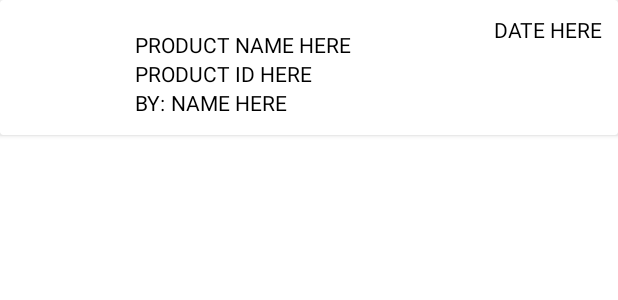
After one commit to johnvillar41/BGC-Mobile-Development, an Android app: the layout custom_adapter_sales_transactions.xml on its own in the app's theme, with its tools: preview values and no code run, on a phone screen of 412 x 824 dp. The commit adds this screen. Shown: the top 300 px of the screen. Run offline under Robolectric (Android 15) with nearby library versions, the phone set to English and light mode, and no system bars.

Commit message:
Added RecyclerView for Sales list of transactions

```diff
--- a/app/src/main/java/emp/project/softwareengineerproject/Model/InventoryModel.java
+++ b/app/src/main/java/emp/project/softwareengineerproject/Model/InventoryModel.java
@@ -159,6 +159,7 @@ public class InventoryModel implements Serializable {
     long newPrice;
     private String total_number_of_products;
 
+
     public long getNewPrice() {
         return newPrice;
     }
--- a/app/src/main/java/emp/project/softwareengineerproject/Presenter/SalesPresenter/SalesPresenter.java
+++ b/app/src/main/java/emp/project/softwareengineerproject/Presenter/SalesPresenter/SalesPresenter.java
@@ -87,8 +87,8 @@ public class SalesPresenter implements ISales.ISalesPresenter {
             Statement statement = connection.createStatement();
             ResultSet resultSet = statement.executeQuery(sql);
             while (resultSet.next()) {
-                model = new SalesModel(resultSet.getString(1), resultSet.getBlob(2), resultSet.getString(3),
-                        resultSet.getLong(4), resultSet.getString(5), resultSet.getString(6), resultSet.getString(7));
+                model = new SalesModel(resultSet.getString(1),  resultSet.getString(2),resultSet.getBlob(3), resultSet.getLong(4),
+                        resultSet.getString(5), resultSet.getString(6), resultSet.getString(7));
                 list.add(model);
             }
             return list;
--- a/app/src/main/java/emp/project/softwareengineerproject/View/NotificationView/NotificationRecyclerView.java
+++ b/app/src/main/java/emp/project/softwareengineerproject/View/NotificationView/NotificationRecyclerView.java
@@ -52,8 +52,10 @@ public class NotificationRecyclerView extends RecyclerView.Adapter<NotificationR
                 Glide.with(context).load(R.drawable.update_logo).apply(new RequestOptions().diskCacheStrategy(DiskCacheStrategy.RESOURCE)).into(holder.circleImageView);
                 break;
             case "Added product":
+                Glide.with(context).load(R.drawable.add_product).apply(new RequestOptions().diskCacheStrategy(DiskCacheStrategy.RESOURCE)).into(holder.circleImageView);
+                break;
             case "Added sales":
-                Glide.with(context).load(R.drawable.add_product).apply(new RequestOptions().diskCacheStrategy(DiskCacheStrategy.RESOURCE)).into(holder.circleImageView);
+                Glide.with(context).load(R.drawable.ic_money_large).apply(new RequestOptions().diskCacheStrategy(DiskCacheStrategy.RESOURCE)).into(holder.circleImageView);
                 break;
         }
     }
--- a/app/src/main/java/emp/project/softwareengineerproject/View/SalesView/SalesActivityView.java
+++ b/app/src/main/java/emp/project/softwareengineerproject/View/SalesView/SalesActivityView.java
@@ -58,8 +58,8 @@ public class SalesActivityView extends AppCompatActivity implements ISales.ISale
         progressIndicator = findViewById(R.id.progressBar_Sales);
 
         //Using Glide library to load images to avoid crash
-        Glide.with(this).load(R.drawable.ic_money).apply(new RequestOptions().diskCacheStrategy(DiskCacheStrategy.RESOURCE)).into(image_create_sale);
-        Glide.with(this).load(R.drawable.ic_list).apply(new RequestOptions().diskCacheStrategy(DiskCacheStrategy.RESOURCE)).into(image_view_transactions);
+        Glide.with(this).load(R.drawable.ic_money_large).apply(new RequestOptions().diskCacheStrategy(DiskCacheStrategy.RESOURCE)).into(image_create_sale);
+        Glide.with(this).load(R.drawable.ic_list_large).apply(new RequestOptions().diskCacheStrategy(DiskCacheStrategy.RESOURCE)).into(image_view_transactions);
 
 
         Toolbar toolbar = findViewById(R.id.toolbar);
--- a/app/src/main/res/drawable/ic_list.xml
+++ b/app/src/main/res/drawable/ic_list_large.xml
@@ -1,5 +1,5 @@
-<vector android:height="24dp" android:tint="#F9B207"
+<vector xmlns:android="http://schemas.android.com/apk/res/android" android:width="500dp"
     android:viewportHeight="24" android:viewportWidth="24"
-    android:width="24dp" xmlns:android="http://schemas.android.com/apk/res/android">
+    android:height="500dp" android:tint="#F9B207">
     <path android:fillColor="@android:color/white" android:pathData="M4,14h4v-4L4,10v4zM4,19h4v-4L4,15v4zM4,9h4L8,5L4,5v4zM9,14h12v-4L9,10v4zM9,19h12v-4L9,15v4zM9,5v4h12L21,5L9,5z"/>
 </vector>
--- a/app/src/main/res/drawable/ic_money.xml
+++ b/app/src/main/res/drawable/ic_money_large.xml
@@ -1,5 +1,5 @@
-<vector android:height="24dp" android:tint="#F9B207"
+<vector xmlns:android="http://schemas.android.com/apk/res/android" android:width="300dp"
     android:viewportHeight="24" android:viewportWidth="24"
-    android:width="24dp" xmlns:android="http://schemas.android.com/apk/res/android">
+    android:height="300dp" android:tint="#F9B207">
     <path android:fillColor="@android:color/white" android:pathData="M12,2C6.48,2 2,6.48 2,12s4.48,10 10,10 10,-4.48 10,-10S17.52,2 12,2zM13.41,18.09L13.41,20h-2.67v-1.93c-1.71,-0.36 -3.16,-1.46 -3.27,-3.4h1.96c0.1,1.05 0.82,1.87 2.65,1.87 1.96,0 2.4,-0.98 2.4,-1.59 0,-0.83 -0.44,-1.61 -2.67,-2.14 -2.48,-0.6 -4.18,-1.62 -4.18,-3.67 0,-1.72 1.39,-2.84 3.11,-3.21L10.74,4h2.67v1.95c1.86,0.45 2.79,1.86 2.85,3.39L14.3,9.34c-0.05,-1.11 -0.64,-1.87 -2.22,-1.87 -1.5,0 -2.4,0.68 -2.4,1.64 0,0.84 0.65,1.39 2.67,1.91s4.18,1.39 4.18,3.91c-0.01,1.83 -1.38,2.83 -3.12,3.16z"/>
 </vector>
--- /dev/null
+++ b/app/src/main/res/layout/custom_adapter_sales_transactions.xml
@@ -0,0 +1,72 @@
+<?xml version="1.0" encoding="utf-8"?>
+<androidx.cardview.widget.CardView xmlns:android="http://schemas.android.com/apk/res/android"
+    android:layout_width="match_parent"
+    android:layout_height="wrap_content">
+
+    <RelativeLayout
+        android:layout_width="wrap_content"
+        android:layout_height="wrap_content">
+        <LinearLayout
+            android:layout_width="match_parent"
+            android:layout_height="wrap_content"
+            android:orientation="horizontal">
+
+            <de.hdodenhof.circleimageview.CircleImageView
+                android:id="@+id/image_product"
+                android:layout_width="50dp"
+                android:layout_height="50dp"
+                android:layout_margin="20dp" />
+            <LinearLayout
+                android:layout_width="wrap_content"
+                android:layout_height="wrap_content"
+                android:orientation="vertical">
+                <TextView
+                    android:id="@+id/txt_product_name"
+                    android:layout_width="wrap_content"
+                    android:layout_height="wrap_content"
+                    android:layout_marginTop="20dp"
+                    android:text="PRODUCT NAME HERE"
+                    android:textColor="#000000"/>
+                <TextView
+                    android:id="@+id/txt_product_id"
+                    android:layout_width="wrap_content"
+                    android:layout_height="wrap_content"
+                    android:layout_alignParentRight="true"
+                    android:text="PRODUCT ID HERE"
+                    android:textColor="#000000"/>
+                <LinearLayout
+                    android:layout_width="wrap_content"
+                    android:layout_height="wrap_content"
+                    android:orientation="horizontal">
+                    <TextView
+                        android:layout_width="wrap_content"
+                        android:layout_height="wrap_content"
+                        android:text="BY: "
+                        android:textColor="#000000"/>
+                    <TextView
+                        android:id="@+id/txt_name_here"
+                        android:layout_width="wrap_content"
+                        android:layout_height="wrap_content"
+                        android:text="NAME HERE "
+                        android:textColor="#000000"/>
+                </LinearLayout>
+
+
+            </LinearLayout>
+
+
+        </LinearLayout>
+        <TextView
+            android:id="@+id/txt_date"
+            android:layout_width="wrap_content"
+            android:layout_height="wrap_content"
+            android:layout_alignParentRight="true"
+            android:layout_margin="10dp"
+            android:text="DATE HERE"
+            android:textColor="#000000"/>
+
+    </RelativeLayout>
+
+
+
+</androidx.cardview.widget.CardView>
```
Also changed, not shown: app/src/main/java/emp/project/softwareengineerproject/Interface/ISales/ISalesTransactions.java (added, +21 -0 lines), app/src/main/java/emp/project/softwareengineerproject/Model/SalesModel.java (+9 -13 lines), app/src/main/java/emp/project/softwareengineerproject/Presenter/SalesPresenter/SalesAddPresenter.java (+7 -2 lines), app/src/main/java/emp/project/softwareengineerproject/Presenter/SalesPresenter/SalesTransactionPresenter.java (added, +71 -0 lines), app/src/main/java/emp/project/softwareengineerproject/View/InventoryView/InventoryUpdateView.java (+10 -9 lines), app/src/main/java/emp/project/softwareengineerproject/View/SalesView/SalesTransactionRecyclerView.java (added, +72 -0 lines), app/src/main/java/emp/project/softwareengineerproject/View/SalesView/SalesTransactionView.java (+63 -2 lines), app/src/main/res/layout/activity_sales_transaction_view.xml (+15 -2 lines).
